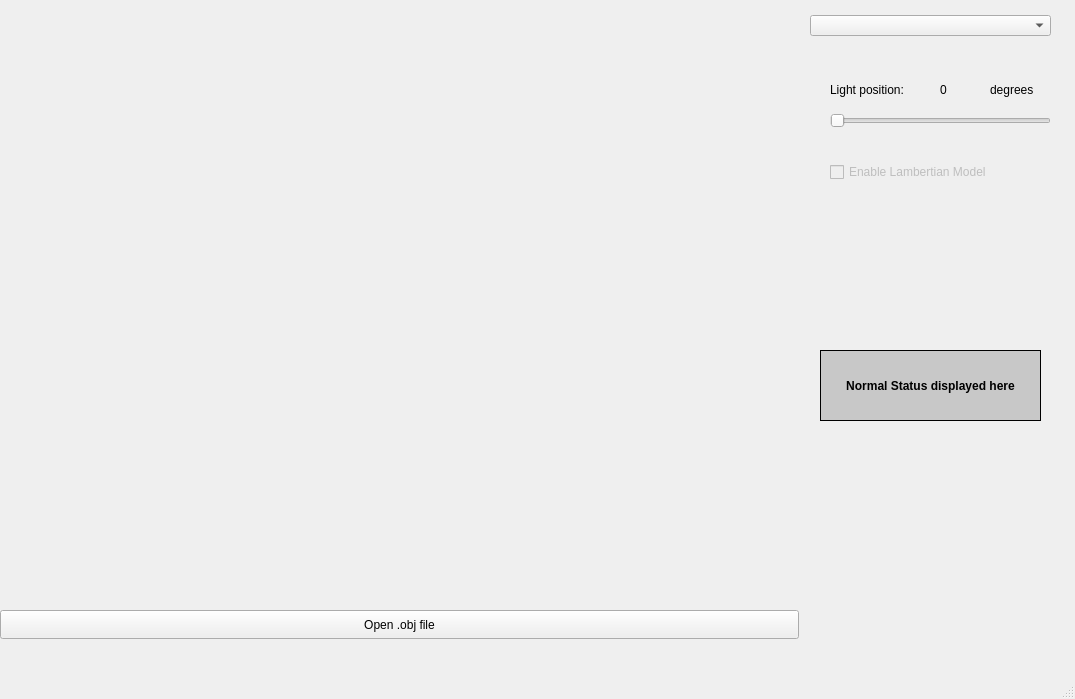
First picture: the form in SoftwareRenderer./mainwindow.ui, repository PlotnikovJediKnight/SoftwareRenderer, before the edit.
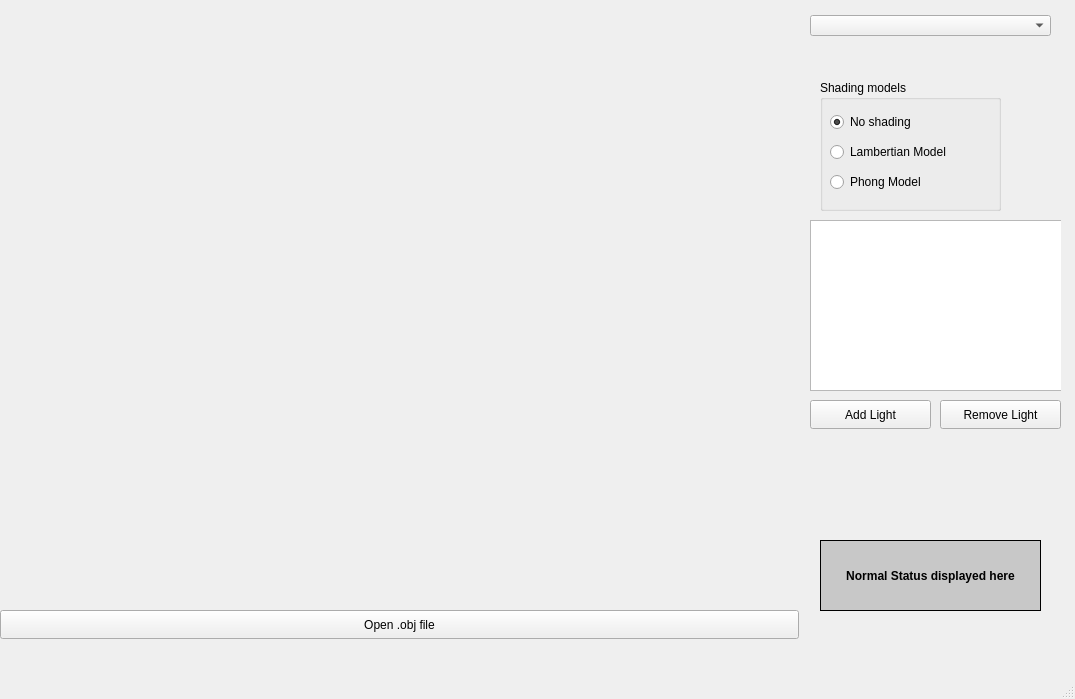
Second picture: the form after the edit. Custom widgets are drawn as their Qt base class.

```diff
--- a/SoftwareRenderer./mainwindow.ui
+++ b/SoftwareRenderer./mainwindow.ui
@@ -501,7 +501,7 @@
       <property name="geometry">
        <rect>
         <x>10</x>
-        <y>300</y>
+        <y>490</y>
         <width>221</width>
         <height>71</height>
        </rect>
@@ -519,75 +519,98 @@
        <set>Qt::AlignCenter</set>
       </property>
      </widget>
-     <widget class="QSlider" name="lightPositionSlider">
+     <widget class="pv::LightSourceListView" name="lightSourceListView">
       <property name="geometry">
        <rect>
-        <x>20</x>
-        <y>60</y>
-        <width>221</width>
-        <height>22</height>
+        <x>0</x>
+        <y>170</y>
+        <width>255</width>
+        <height>171</height>
        </rect>
       </property>
-      <property name="maximum">
-       <number>360</number>
+      <property name="focusPolicy">
+       <enum>Qt::NoFocus</enum>
       </property>
-      <property name="orientation">
-       <enum>Qt::Horizontal</enum>
-      </property>
      </widget>
-     <widget class="QLabel" name="label_6">
+     <widget class="QGroupBox" name="shadingModelGroupBox">
       <property name="geometry">
        <rect>
-        <x>20</x>
+        <x>10</x>
         <y>30</y>
-        <width>101</width>
-        <height>20</height>
+        <width>181</width>
+        <height>131</height>
        </rect>
       </property>
-      <property name="text">
-       <string>Light position:</string>
+      <property name="title">
+       <string>Shading models</string>
       </property>
+      <widget class="QRadioButton" name="noShadingRadioButton">
+       <property name="geometry">
+        <rect>
+         <x>10</x>
+         <y>30</y>
+         <width>151</width>
+         <height>24</height>
+        </rect>
+       </property>
+       <property name="text">
+        <string>No shading</string>
+       </property>
+       <property name="checked">
+        <bool>true</bool>
+       </property>
+      </widget>
+      <widget class="QRadioButton" name="lambertianModelRadioButton">
+       <property name="geometry">
+        <rect>
+         <x>10</x>
+         <y>60</y>
+         <width>151</width>
+         <height>24</height>
+        </rect>
+       </property>
+       <property name="text">
+        <string>Lambertian Model</string>
+       </property>
+      </widget>
+      <widget class="QRadioButton" name="phongModelRadioButton">
+       <property name="geometry">
+        <rect>
+         <x>10</x>
+         <y>90</y>
+         <width>141</width>
+         <height>24</height>
+        </rect>
+       </property>
+       <property name="text">
+        <string>Phong Model</string>
+       </property>
+      </widget>
      </widget>
-     <widget class="QLabel" name="label_7">
+     <widget class="QPushButton" name="addLightPushButton">
       <property name="geometry">
        <rect>
-        <x>180</x>
-        <y>30</y>
-        <width>61</width>
-        <height>20</height>
+        <x>0</x>
+        <y>350</y>
+        <width>121</width>
+        <height>29</height>
        </rect>
       </property>
       <property name="text">
-       <string>degrees</string>
+       <string>Add Light</string>
       </property>
      </widget>
-     <widget class="QLabel" name="lightPositionDegreesValueLabel">
+     <widget class="QPushButton" name="removeLightPushButton">
       <property name="geometry">
        <rect>
         <x>130</x>
-        <y>30</y>
-        <width>31</width>
-        <height>20</height>
+        <y>350</y>
+        <width>121</width>
+        <height>29</height>
        </rect>
       </property>
       <property name="text">
-       <string>0</string>
-      </property>
-     </widget>
-     <widget class="QCheckBox" name="enableLambertianModelCheckBox">
-      <property name="enabled">
-       <bool>false</bool>
-      </property>
-      <property name="geometry">
-       <rect>
-        <x>20</x>
-        <y>110</y>
-        <width>221</width>
-        <height>24</height>
-       </rect>
-      </property>
-      <property name="text">
-       <string>Enable Lambertian Model</string>
+       <string>Remove Light</string>
       </property>
      </widget>
     </widget>
@@ -615,6 +638,13 @@
   </widget>
   <widget class="QStatusBar" name="statusbar"/>
  </widget>
+ <customwidgets>
+  <customwidget>
+   <class>pv::LightSourceListView</class>
+   <extends>QListView</extends>
+   <header>lightsourcelistview.h</header>
+  </customwidget>
+ </customwidgets>
  <resources/>
  <connections/>
 </ui>
```
